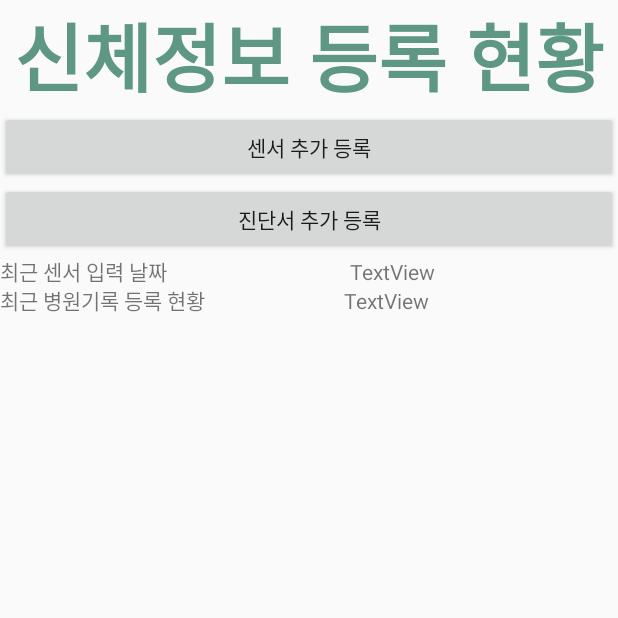
After one commit to heidi618/ohyes_android, an Android app: the physicInfoActivity screen opened directly, with no data from a screen before it, on a phone screen of 412 x 824 dp, the top half of it. The commit adds this screen. Run offline under Robolectric (Android 15) with nearby library versions, the phone set to English and light mode, and no system bars.

Commit message:
Fragment(신체정보 입력,ocr입력)추가 OCR(지정 사진으로만)기능 추가

```diff
--- a/app/build.gradle
+++ b/app/build.gradle
@@ -43,5 +43,7 @@ dependencies {
     implementation 'com.github.bumptech.glide:glide:4.10.0'
     annotationProcessor 'com.github.bumptech.glide:compiler:4.10.0'
     implementation 'com.google.code.gson:gson:2.8.5'
+    //ocr
+    implementation 'com.rmtheis:tess-two:5.4.1'
 }
 apply plugin: 'com.google.gms.google-services'
--- /dev/null
+++ b/app/src/main/java/com/example/mywifi_demo/Activity/physicInfoActivity.java
@@ -0,0 +1,37 @@
+package com.example.mywifi_demo.Activity;
+
+import androidx.appcompat.app.AppCompatActivity;
+
+import android.content.Intent;
+import android.os.Bundle;
+import android.view.View;
+import android.widget.Button;
+
+import com.example.mywifi_demo.R;
+
+public class physicInfoActivity extends AppCompatActivity {
+
+    @Override
+    protected void onCreate(Bundle savedInstanceState) {
+        super.onCreate(savedInstanceState);
+        setContentView(R.layout.activity_physic_info);
+        Button btn_sensor = (Button) findViewById(R.id.btn_input_sensor);
+        Button btn_cert = (Button) findViewById(R.id.btn_input_certificate);
+        btn_sensor.setOnClickListener(new View.OnClickListener() {
+            @Override
+            public void onClick(View view) {
+                Intent intent = new Intent(physicInfoActivity.this,inputSeonsorActivity.class);
+                startActivity(intent);
+            }
+        });
+        btn_cert.setOnClickListener(new View.OnClickListener() {
+            @Override
+            public void onClick(View view) {
+                Intent intent = new Intent(physicInfoActivity.this, inputCertificate.class);
+                startActivity(intent);
+            }
+        });
+
+    }
+
+}
--- /dev/null
+++ b/app/src/main/res/layout/activity_physic_info.xml
@@ -0,0 +1,82 @@
+<?xml version="1.0" encoding="utf-8"?>
+<androidx.constraintlayout.widget.ConstraintLayout xmlns:android="http://schemas.android.com/apk/res/android"
+    xmlns:app="http://schemas.android.com/apk/res-auto"
+    xmlns:tools="http://schemas.android.com/tools"
+    android:layout_width="match_parent"
+    android:layout_height="match_parent"
+    tools:context=".Activity.physicInfoActivity">
+
+    <LinearLayout
+        android:layout_width="match_parent"
+        android:layout_height="match_parent"
+        android:orientation="vertical"
+        tools:layout_editor_absoluteX="1dp"
+        tools:layout_editor_absoluteY="1dp">
+
+        <TextView
+            android:id="@+id/textView4"
+            android:layout_width="match_parent"
+            android:layout_height="wrap_content"
+            android:gravity="center"
+            android:text="신체정보 등록 현황"
+            android:textColor="@color/dark"
+            android:textColorHighlight="#FFFFFF"
+            android:textSize="50sp"
+            android:textStyle="bold" />
+
+        <Button
+            android:id="@+id/btn_input_sensor"
+            android:layout_width="match_parent"
+            android:layout_height="wrap_content"
+            android:text="센서 추가 등록" />
+
+        <Button
+            android:id="@+id/btn_input_certificate"
+            android:layout_width="match_parent"
+            android:layout_height="wrap_content"
+            android:text="진단서 추가 등록" />
+
+        <LinearLayout
+            android:layout_width="match_parent"
+            android:layout_height="wrap_content"
+            android:orientation="horizontal">
+
+            <TextView
+                android:id="@+id/textView2"
+                android:layout_width="wrap_content"
+                android:layout_height="match_parent"
+                android:layout_weight="1"
+                android:text="최근 센서 입력 날짜" />
+
+            <TextView
+                android:id="@+id/textView5"
+                android:layout_width="wrap_content"
+                android:layout_height="wrap_content"
+                android:layout_weight="1"
+                android:text="TextView" />
+
+        </LinearLayout>
+
+        <LinearLayout
+            android:layout_width="match_parent"
+            android:layout_height="wrap_content"
+            android:orientation="horizontal">
+
+            <TextView
+                android:id="@+id/textView3"
+                android:layout_width="104dp"
+                android:layout_height="match_parent"
+                android:layout_weight="1"
+                android:text="최근 병원기록 등록 현황" />
+
+            <TextView
+                android:id="@+id/textView6"
+                android:layout_width="wrap_content"
+                android:layout_height="wrap_content"
+                android:layout_weight="1"
+                android:text="TextView" />
+
+        </LinearLayout>
+
+    </LinearLayout>
+</androidx.constraintlayout.widget.ConstraintLayout>
--- a/app/src/main/res/values/strings.xml
+++ b/app/src/main/res/values/strings.xml
@@ -1,5 +1,5 @@
 <resources>
     <string name="app_name">MyWiFi-demo</string>
-<!-- TODO: Remove or change this placeholder text -->
+    <!-- TODO: Remove or change this placeholder text -->
     <string name="hello_blank_fragment">Hello blank fragment</string>
 </resources>
```
Also changed, not shown: app/src/main/AndroidManifest.xml (+11 -4 lines), app/src/main/java/com/example/mywifi_demo/Activity/MainActivity.java (+9 -1 lines), app/src/main/java/com/example/mywifi_demo/Activity/inputSeonsorActivity.java (added, +16 -0 lines), app/src/main/res/layout/activity_input_seonsor.xml (added, +9 -0 lines), app/src/main/res/layout/activity_main.xml (+9 -2 lines), app/src/main/res/drawable/sample4.jpg (added), 2 other files.
